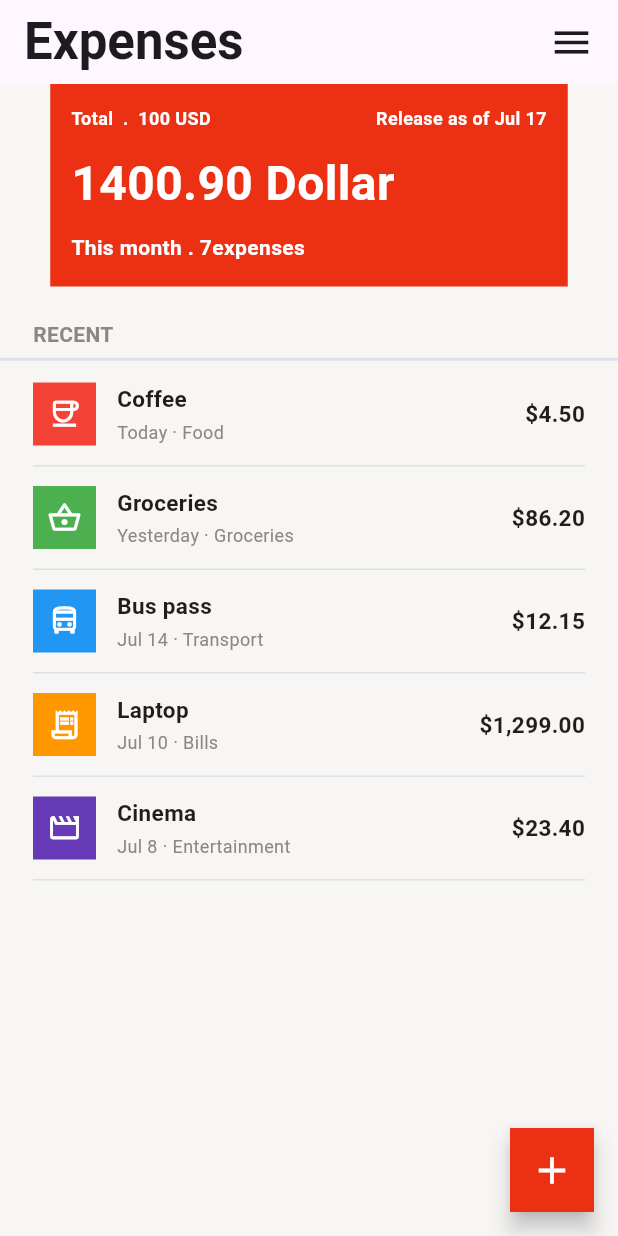
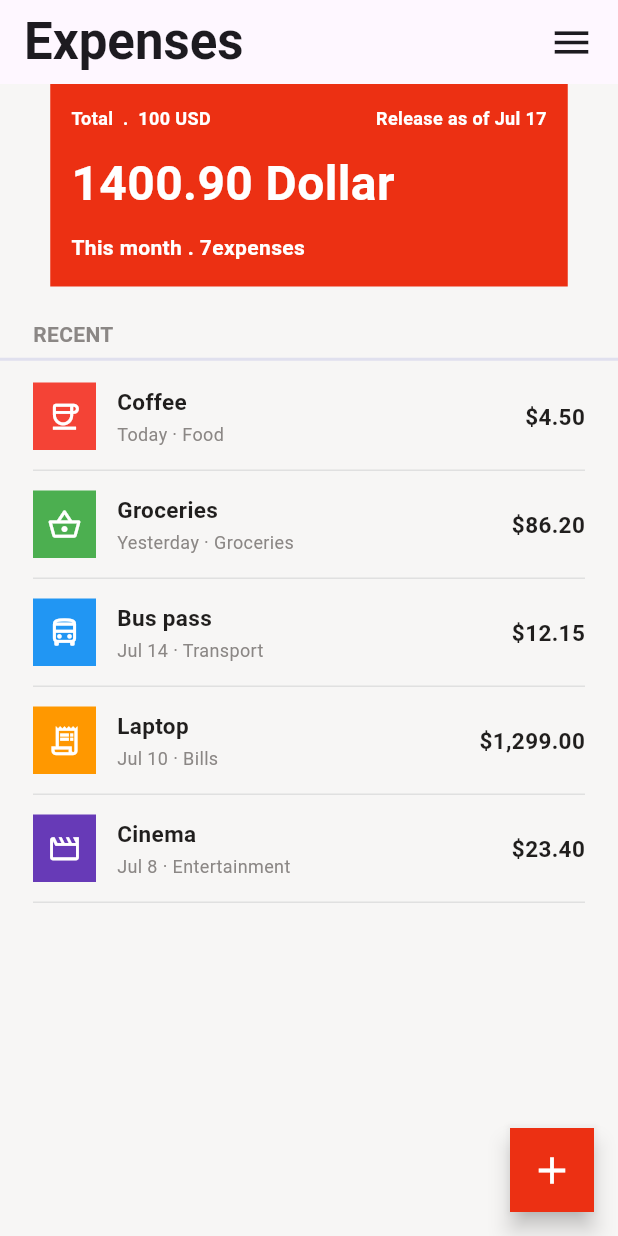
Before and after one commit to S4L4H77/Expense-Tracker, a Flutter app: the screen it shows after launch, on a phone screen of 412 x 824 dp. Run offline on Flutter 3.47's test engine with Material 3 defaults, Android fonts, the phone set to English and light mode, and no system bars.

Commit message:
edit something

```diff
--- a/lib/screens/Home.dart
+++ b/lib/screens/Home.dart
@@ -172,7 +172,7 @@ class _HomescreenState extends State<HomeScreen> {
                       // Colored icon box
                       Container(
                         width: 42,
-                        height: 42,
+                        height: 45,
                         color: item['color'] as Color,
                         child: Icon(
                           item['icon'] as IconData,
```
